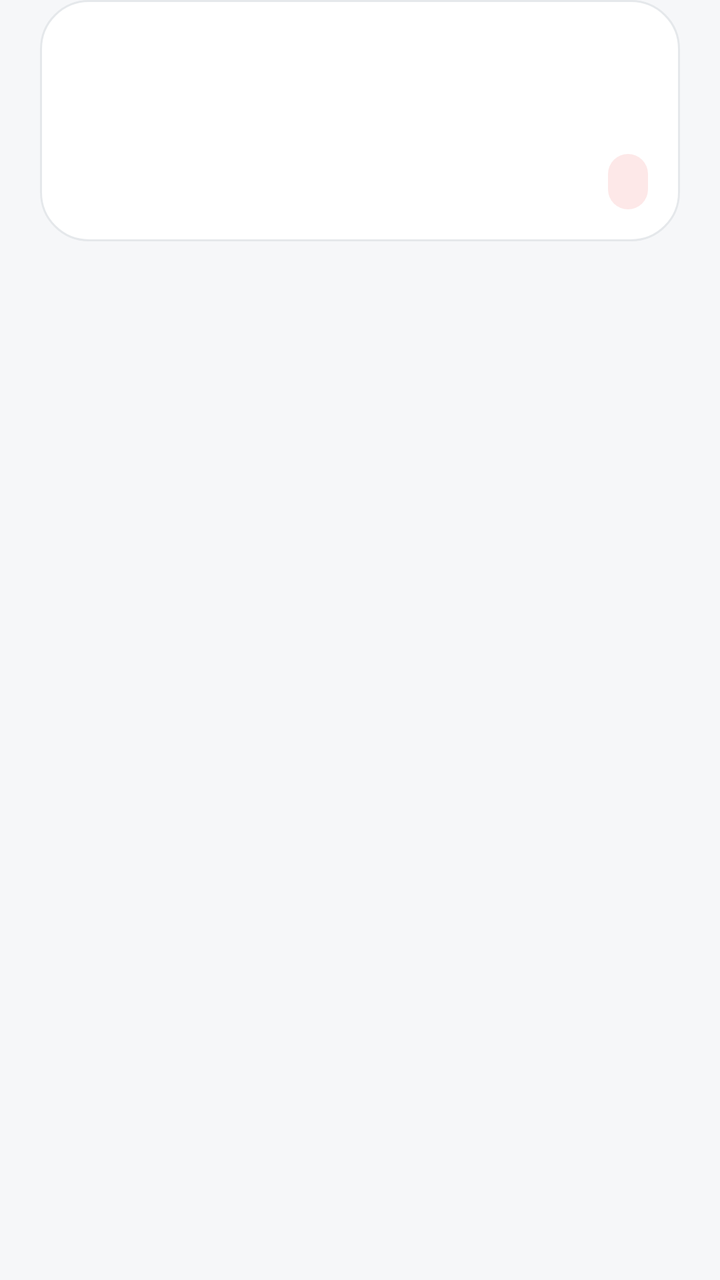
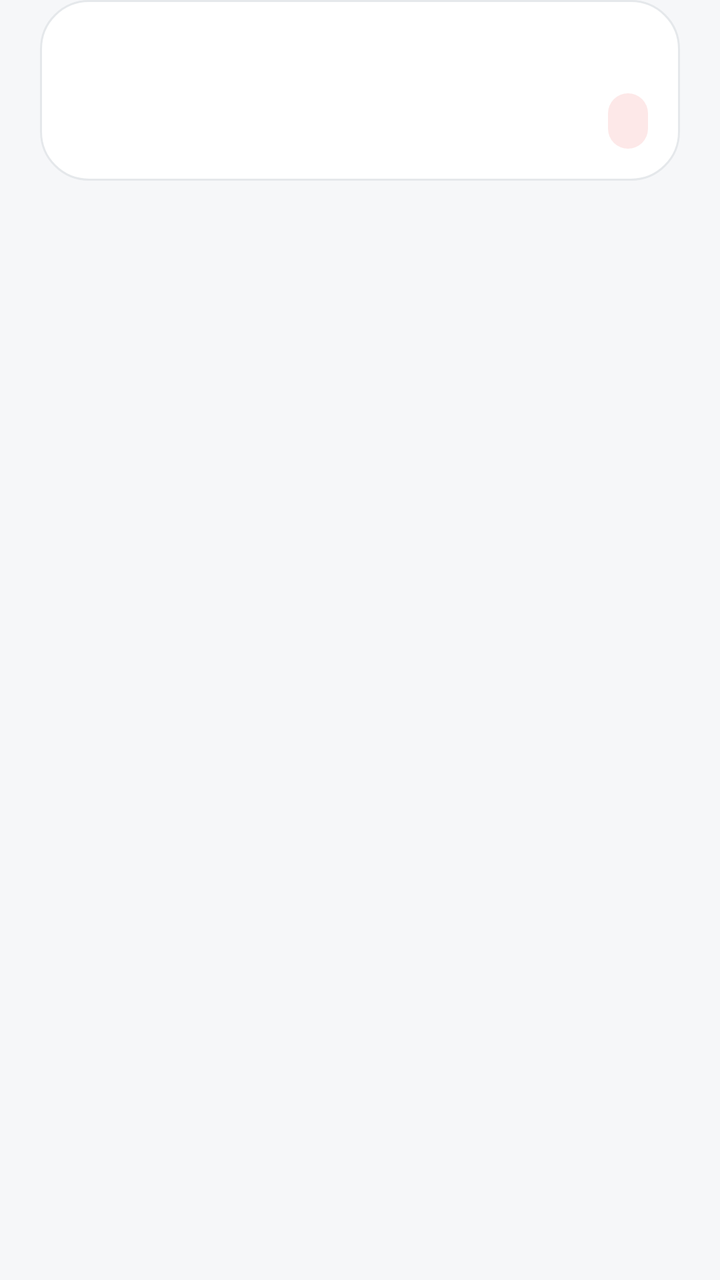

Compare the two renders of this Android layout. The source of the first and the diff that turns it into the second are given below.
<!-- AndroidManifest.xml: application theme AppTheme -->
<!-- res/layout/row_word.xml -->
<?xml version="1.0" encoding="utf-8"?>
<FrameLayout xmlns:android="http://schemas.android.com/apk/res/android"
    android:layout_width="match_parent"
    android:layout_height="wrap_content"
    android:paddingStart="20dp"
    android:paddingEnd="20dp">
<LinearLayout android:layout_width="match_parent"
    android:layout_height="wrap_content"
    android:background="@drawable/bg_card"
    android:orientation="vertical"
    android:padding="16dp">

    <TextView
        android:id="@+id/wordTerm"
        android:layout_width="match_parent"
        android:layout_height="wrap_content"
        android:textColor="@color/text_primary"
        android:textSize="19sp"
        android:textStyle="bold" />

    <TextView
        android:id="@+id/wordMeaning"
        android:layout_width="match_parent"
        android:layout_height="wrap_content"
        android:layout_marginTop="5dp"
        android:textColor="@color/text_primary"
        android:textSize="15sp" />

    <LinearLayout
        android:layout_width="match_parent"
        android:layout_height="wrap_content"
        android:layout_marginTop="10dp"
        android:gravity="end|center_vertical"
        android:orientation="horizontal">

        <TextView
            android:id="@+id/wordState"
            style="@style/CaptionText"
            android:layout_width="0dp"
            android:layout_height="wrap_content"
            android:layout_weight="1" />

        <TextView
            android:id="@+id/wordWrongCount"
            android:layout_width="wrap_content"
            android:layout_height="wrap_content"
            android:background="@drawable/bg_wrong_badge"
            android:paddingStart="10dp"
            android:paddingTop="5dp"
            android:paddingEnd="10dp"
            android:paddingBottom="5dp"
            android:textColor="@color/text_primary"
            android:textSize="13sp"
            android:textStyle="bold" />
    </LinearLayout>
</LinearLayout>
</FrameLayout>
<!-- resources referenced by this layout -->
<resources>
  <color name="text_primary">#111111</color>
  <!-- drawable bg_card (drawable) -->
  <?xml version="1.0" encoding="utf-8"?>
  <shape xmlns:android="http://schemas.android.com/apk/res/android" android:shape="rectangle">
      <solid android:color="@color/surface" />
      <corners android:radius="24dp" />
      <stroke android:width="1dp" android:color="@color/border" />
      <padding android:left="20dp" android:top="20dp" android:right="20dp" android:bottom="20dp" />
  </shape>
  <!-- drawable bg_wrong_badge (drawable) -->
  <?xml version="1.0" encoding="utf-8"?>
  <shape xmlns:android="http://schemas.android.com/apk/res/android" android:shape="rectangle">
      <solid android:color="@color/danger_soft" />
      <corners android:radius="999dp" />
  </shape>
  <style name="CaptionText">
          <item name="android:textSize">13sp</item>
          <item name="android:textColor">@color/text_tertiary</item>
      </style>
  <style name="AppTheme" parent="android:style/Theme.Material.Light.NoActionBar">
          <item name="android:fontFamily">sans-serif</item>
          <item name="android:colorAccent">@color/primary</item>
          <item name="android:windowBackground">@color/background</item>
          <item name="android:statusBarColor">@color/surface</item>
          <item name="android:navigationBarColor">@color/surface</item>
          <item name="android:windowLightStatusBar">true</item>
          <item name="android:windowActionModeOverlay">true</item>
      </style>
  <color name="surface">#FFFFFF</color>
  <color name="border">#E5E8EB</color>
  <color name="danger_soft">#FDE8E8</color>
  <color name="text_tertiary">#8B95A1</color>
  <color name="primary">#1FE1B6</color>
  <color name="background">#F6F7F9</color>
</resources>

<!-- the commit's change to res/layout/row_word.xml (unified diff, before → after) -->
@@ -18,32 +18,27 @@
         android:textSize="19sp"
         android:textStyle="bold" />
 
-    <TextView
-        android:id="@+id/wordMeaning"
+    
+    <LinearLayout
         android:layout_width="match_parent"
         android:layout_height="wrap_content"
         android:layout_marginTop="5dp"
-        android:textColor="@color/text_primary"
-        android:textSize="15sp" />
-
-    <LinearLayout
-        android:layout_width="match_parent"
-        android:layout_height="wrap_content"
-        android:layout_marginTop="10dp"
-        android:gravity="end|center_vertical"
+        android:gravity="center_vertical"
         android:orientation="horizontal">
 
         <TextView
-            android:id="@+id/wordState"
-            style="@style/CaptionText"
+            android:id="@+id/wordMeaning"
             android:layout_width="0dp"
             android:layout_height="wrap_content"
-            android:layout_weight="1" />
+            android:layout_weight="1"
+            android:textColor="@color/text_primary"
+            android:textSize="15sp" />
 
         <TextView
             android:id="@+id/wordWrongCount"
             android:layout_width="wrap_content"
             android:layout_height="wrap_content"
+            android:layout_marginStart="8dp"
             android:background="@drawable/bg_wrong_badge"
             android:paddingStart="10dp"
             android:paddingTop="5dp"
<!-- resource entries referenced after the edit -->
@@ -15,10 +15,6 @@
       <solid android:color="@color/danger_soft" />
       <corners android:radius="999dp" />
   </shape>
-  <style name="CaptionText">
-          <item name="android:textSize">13sp</item>
-          <item name="android:textColor">@color/text_tertiary</item>
-      </style>
   <style name="AppTheme" parent="android:style/Theme.Material.Light.NoActionBar">
           <item name="android:fontFamily">sans-serif</item>
           <item name="android:colorAccent">@color/primary</item>
@@ -31,7 +27,6 @@
   <color name="surface">#FFFFFF</color>
   <color name="border">#E5E8EB</color>
   <color name="danger_soft">#FDE8E8</color>
-  <color name="text_tertiary">#8B95A1</color>
   <color name="primary">#1FE1B6</color>
   <color name="background">#F6F7F9</color>
 </resources>
